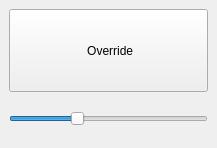
This is View/FeedForm.ui in octronic-uk/Candle as Qt 5 draws it before an edit. The edited form follows.
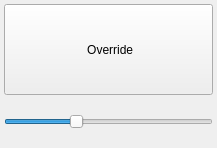
This is the edited form. Icons and pictures are not drawn.

```diff
--- a/View/FeedForm.ui
+++ b/View/FeedForm.ui
@@ -20,6 +20,9 @@
    <string>Form</string>
   </property>
   <layout class="QVBoxLayout" name="verticalLayout">
+   <property name="spacing">
+    <number>0</number>
+   </property>
    <property name="leftMargin">
     <number>0</number>
    </property>
@@ -41,6 +44,21 @@
       </sizepolicy>
      </property>
      <layout class="QVBoxLayout" name="verticalLayout_2" stretch="2,1">
+      <property name="spacing">
+       <number>4</number>
+      </property>
+      <property name="leftMargin">
+       <number>4</number>
+      </property>
+      <property name="topMargin">
+       <number>4</number>
+      </property>
+      <property name="rightMargin">
+       <number>4</number>
+      </property>
+      <property name="bottomMargin">
+       <number>4</number>
+      </property>
       <item>
        <widget class="QToolButton" name="overrideButton">
         <property name="sizePolicy">
```
